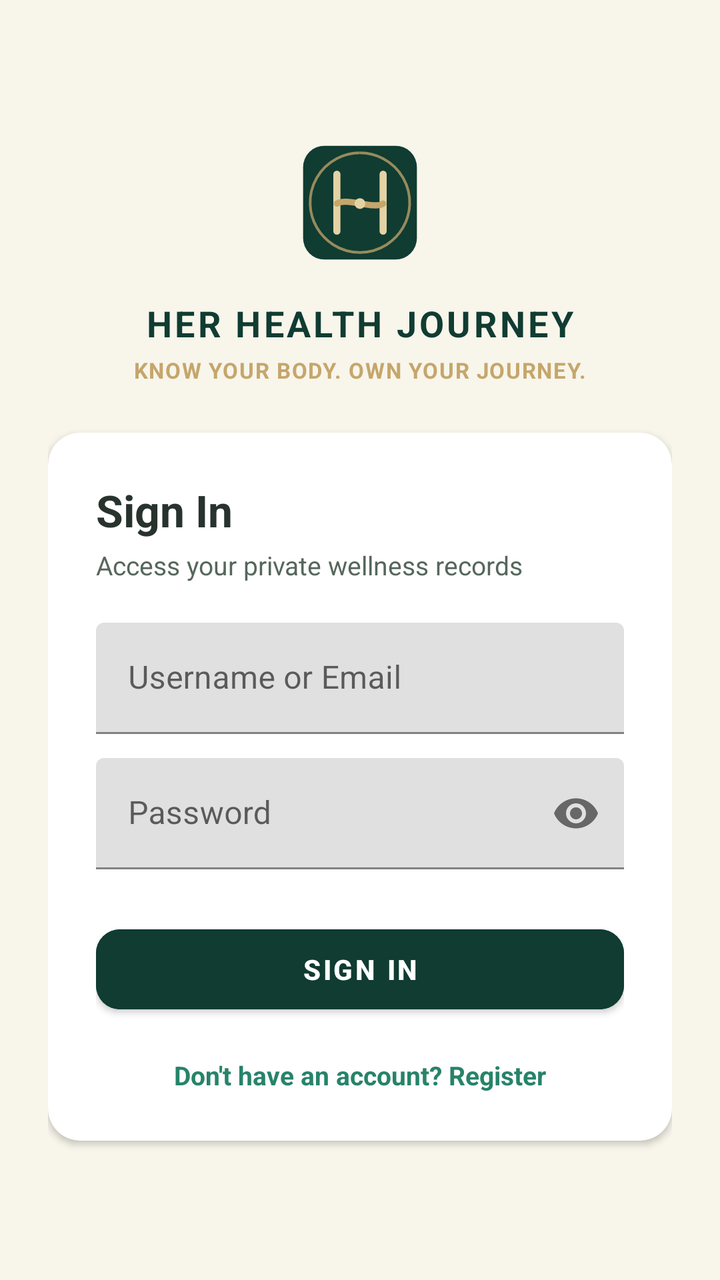
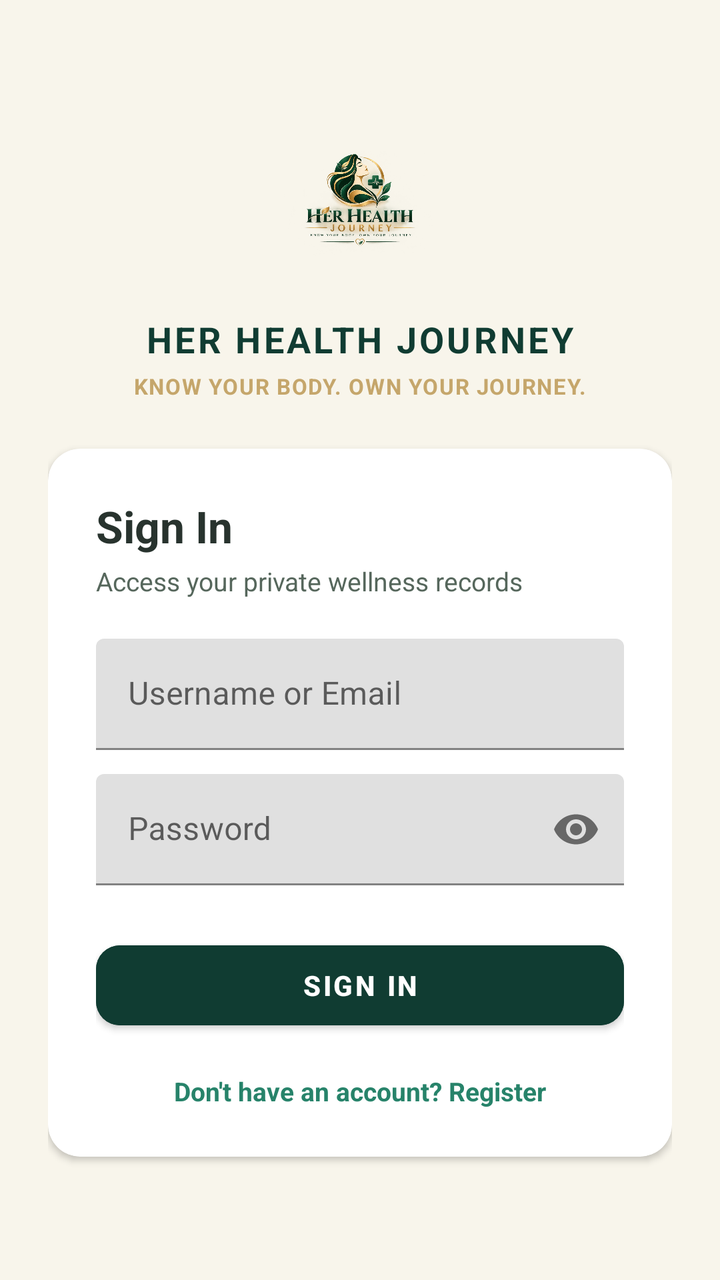

Screens rendered from an Android XML layout before and after an edit, with the pre-edit source and the edit as a unified diff.
<!-- AndroidManifest.xml: application theme Theme.HerHealthJourney -->
<!-- res/layout/activity_login.xml -->
<?xml version="1.0" encoding="utf-8"?>
<ScrollView xmlns:android="http://schemas.android.com/apk/res/android"
    xmlns:app="http://schemas.android.com/apk/res-auto"
    android:layout_width="match_parent"
    android:layout_height="match_parent"
    android:background="@color/bg_primary"
    android:fillViewport="true">

    <LinearLayout
        android:layout_width="match_parent"
        android:layout_height="wrap_content"
        android:gravity="center"
        android:orientation="vertical"
        android:padding="24dp">

        
        <ImageView
            android:layout_width="64dp"
            android:layout_height="64dp"
            android:layout_marginBottom="16dp"
            android:contentDescription="@string/app_name"
            android:src="@drawable/ic_brand_logo" />

        <TextView
            android:layout_width="wrap_content"
            android:layout_height="wrap_content"
            android:letterSpacing="0.08"
            android:text="@string/app_name"
            android:textColor="@color/brand_emerald"
            android:textSize="18sp"
            android:textStyle="bold" />

        <TextView
            android:layout_width="wrap_content"
            android:layout_height="wrap_content"
            android:layout_marginTop="4dp"
            android:layout_marginBottom="24dp"
            android:letterSpacing="0.05"
            android:text="@string/tagline"
            android:textColor="@color/brand_champagne"
            android:textSize="11sp"
            android:textStyle="bold" />

        <androidx.cardview.widget.CardView
            android:layout_width="match_parent"
            android:layout_height="wrap_content"
            app:cardCornerRadius="16dp"
            app:cardElevation="2dp"
            app:cardBackgroundColor="@color/surface_primary">

            <LinearLayout
                android:layout_width="match_parent"
                android:layout_height="wrap_content"
                android:orientation="vertical"
                android:padding="24dp">

                <TextView
                    android:layout_width="wrap_content"
                    android:layout_height="wrap_content"
                    android:text="Sign In"
                    android:textColor="@color/text_primary"
                    android:textSize="22sp"
                    android:textStyle="bold" />

                <TextView
                    android:layout_width="wrap_content"
                    android:layout_height="wrap_content"
                    android:layout_marginTop="4dp"
                    android:text="Access your private wellness records"
                    android:textColor="@color/text_secondary"
                    android:textSize="13sp" />

                <com.google.android.material.textfield.TextInputLayout
                    android:layout_width="match_parent"
                    android:layout_height="wrap_content"
                    android:layout_marginTop="20dp"
                    android:hint="Username or Email">

                    <com.google.android.material.textfield.TextInputEditText
                        android:id="@+id/etUsername"
                        android:layout_width="match_parent"
                        android:layout_height="wrap_content"
                        android:inputType="textEmailAddress" />
                </com.google.android.material.textfield.TextInputLayout>

                <com.google.android.material.textfield.TextInputLayout
                    android:layout_width="match_parent"
                    android:layout_height="wrap_content"
                    android:layout_marginTop="12dp"
                    android:hint="Password"
                    app:passwordToggleEnabled="true">

                    <com.google.android.material.textfield.TextInputEditText
                        android:id="@+id/etPassword"
                        android:layout_width="match_parent"
                        android:layout_height="wrap_content"
                        android:inputType="textPassword" />
                </com.google.android.material.textfield.TextInputLayout>

                <TextView
                    android:id="@+id/tvLoginError"
                    android:layout_width="wrap_content"
                    android:layout_height="wrap_content"
                    android:layout_marginTop="8dp"
                    android:textColor="@color/status_error"
                    android:textSize="12sp"
                    android:visibility="gone" />

                <com.google.android.material.button.MaterialButton
                    android:id="@+id/btnLogin"
                    android:layout_width="match_parent"
                    android:layout_height="52dp"
                    android:layout_marginTop="24dp"
                    android:backgroundTint="@color/button_primary"
                    android:text="Sign In"
                    android:textColor="@color/button_text"
                    android:textStyle="bold"
                    app:cornerRadius="12dp" />

                <ProgressBar
                    android:id="@+id/pbLoginLoading"
                    android:layout_width="wrap_content"
                    android:layout_height="wrap_content"
                    android:layout_gravity="center"
                    android:layout_marginTop="12dp"
                    android:indeterminateTint="@color/brand_emerald"
                    android:visibility="gone" />

                <TextView
                    android:id="@+id/tvGoToRegister"
                    android:layout_width="wrap_content"
                    android:layout_height="wrap_content"
                    android:layout_gravity="center"
                    android:layout_marginTop="18dp"
                    android:text="Don't have an account? Register"
                    android:textColor="@color/brand_jade"
                    android:textSize="13sp"
                    android:textStyle="bold" />

            </LinearLayout>
        </androidx.cardview.widget.CardView>

    </LinearLayout>
</ScrollView>
<!-- resources referenced by this layout -->
<resources>
  <color name="bg_primary">#F8F5EB</color>
  <color name="brand_champagne">#C5A66B</color>
  <color name="brand_emerald">#103C32</color>
  <color name="brand_jade">#27836A</color>
  <color name="button_primary">#103C32</color>
  <color name="button_text">#FFFFFF</color>
  <color name="status_error">#B33B3B</color>
  <color name="surface_primary">#FFFFFF</color>
  <color name="text_primary">#28332E</color>
  <color name="text_secondary">#56675C</color>
  <!-- drawable ic_brand_logo (drawable) -->
  <?xml version="1.0" encoding="utf-8"?>
  <vector xmlns:android="http://schemas.android.com/apk/res/android"
      android:width="72dp"
      android:height="72dp"
      android:viewportWidth="72"
      android:viewportHeight="72">
  
      
      <path
          android:fillColor="#103C32"
          android:pathData="M16,4 L56,4 A12,12 0 0,1 68,16 L68,56 A12,12 0 0,1 56,68 L16,68 A12,12 0 0,1 4,56 L4,16 A12,12 0 0,1 16,4 Z" />
  
      
      <path
          android:strokeColor="#C5A66B"
          android:strokeWidth="1.5"
          android:strokeAlpha="0.75"
          android:fillColor="#00000000"
          android:pathData="M36,8 A28,28 0 1,1 35.9,8" />
  
      
      
      <path
          android:strokeColor="#E4D2A5"
          android:strokeWidth="4"
          android:strokeLineCap="round"
          android:fillColor="#00000000"
          android:pathData="M23,20 L23,52" />
  
      
      <path
          android:strokeColor="#E4D2A5"
          android:strokeWidth="4"
          android:strokeLineCap="round"
          android:fillColor="#00000000"
          android:pathData="M49,20 L49,52" />
  
      
      <path
          android:strokeColor="#C5A66B"
          android:strokeWidth="3.5"
          android:strokeLineCap="round"
          android:fillColor="#00000000"
          android:pathData="M23,36.5 C28,33 44,40 49,36.5" />
  
      
      <path
          android:fillColor="#E4D2A5"
          android:pathData="M36,33.5 A3,3 0 1,1 35.9,33.5" />
  </vector>
  <string name="app_name">HER HEALTH JOURNEY</string>
  <string name="tagline">KNOW YOUR BODY. OWN YOUR JOURNEY.</string>
  <style name="Theme.HerHealthJourney" parent="Theme.MaterialComponents.DayNight.NoActionBar">
          <item name="colorPrimary">@color/brand_emerald</item>
          <item name="colorPrimaryVariant">@color/dark_background</item>
          <item name="colorOnPrimary">@color/surface_primary</item>
          <item name="colorSecondary">@color/brand_champagne</item>
          <item name="colorOnSecondary">@color/dark_background</item>
          <item name="android:statusBarColor">@color/brand_emerald</item>
          <item name="android:windowBackground">@color/bg_primary</item>
      </style>
  <color name="dark_background">#092820</color>
</resources>

<!-- the commit's change to res/layout/activity_login.xml (unified diff, before → after) -->
@@ -15,11 +15,11 @@
 
         
         <ImageView
-            android:layout_width="64dp"
-            android:layout_height="64dp"
+            android:layout_width="80dp"
+            android:layout_height="80dp"
             android:layout_marginBottom="16dp"
             android:contentDescription="@string/app_name"
-            android:src="@drawable/ic_brand_logo" />
+            android:src="@drawable/brand_logo" />
 
         <TextView
             android:layout_width="wrap_content"
<!-- resource entries referenced after the edit -->
@@ -10,57 +10,7 @@
   <color name="surface_primary">#FFFFFF</color>
   <color name="text_primary">#28332E</color>
   <color name="text_secondary">#56675C</color>
-  <!-- drawable ic_brand_logo (drawable) -->
-  <?xml version="1.0" encoding="utf-8"?>
-  <vector xmlns:android="http://schemas.android.com/apk/res/android"
-      android:width="72dp"
-      android:height="72dp"
-      android:viewportWidth="72"
-      android:viewportHeight="72">
-  
-      
-      <path
-          android:fillColor="#103C32"
-          android:pathData="M16,4 L56,4 A12,12 0 0,1 68,16 L68,56 A12,12 0 0,1 56,68 L16,68 A12,12 0 0,1 4,56 L4,16 A12,12 0 0,1 16,4 Z" />
-  
-      
-      <path
-          android:strokeColor="#C5A66B"
-          android:strokeWidth="1.5"
-          android:strokeAlpha="0.75"
-          android:fillColor="#00000000"
-          android:pathData="M36,8 A28,28 0 1,1 35.9,8" />
-  
-      
-      
-      <path
-          android:strokeColor="#E4D2A5"
-          android:strokeWidth="4"
-          android:strokeLineCap="round"
-          android:fillColor="#00000000"
-          android:pathData="M23,20 L23,52" />
-  
-      
-      <path
-          android:strokeColor="#E4D2A5"
-          android:strokeWidth="4"
-          android:strokeLineCap="round"
-          android:fillColor="#00000000"
-          android:pathData="M49,20 L49,52" />
-  
-      
-      <path
-          android:strokeColor="#C5A66B"
-          android:strokeWidth="3.5"
-          android:strokeLineCap="round"
-          android:fillColor="#00000000"
-          android:pathData="M23,36.5 C28,33 44,40 49,36.5" />
-  
-      
-      <path
-          android:fillColor="#E4D2A5"
-          android:pathData="M36,33.5 A3,3 0 1,1 35.9,33.5" />
-  </vector>
+  <!-- drawable brand_logo: png bitmap (drawable, 649182 bytes) -->
   <string name="app_name">HER HEALTH JOURNEY</string>
   <string name="tagline">KNOW YOUR BODY. OWN YOUR JOURNEY.</string>
   <style name="Theme.HerHealthJourney" parent="Theme.MaterialComponents.DayNight.NoActionBar">
